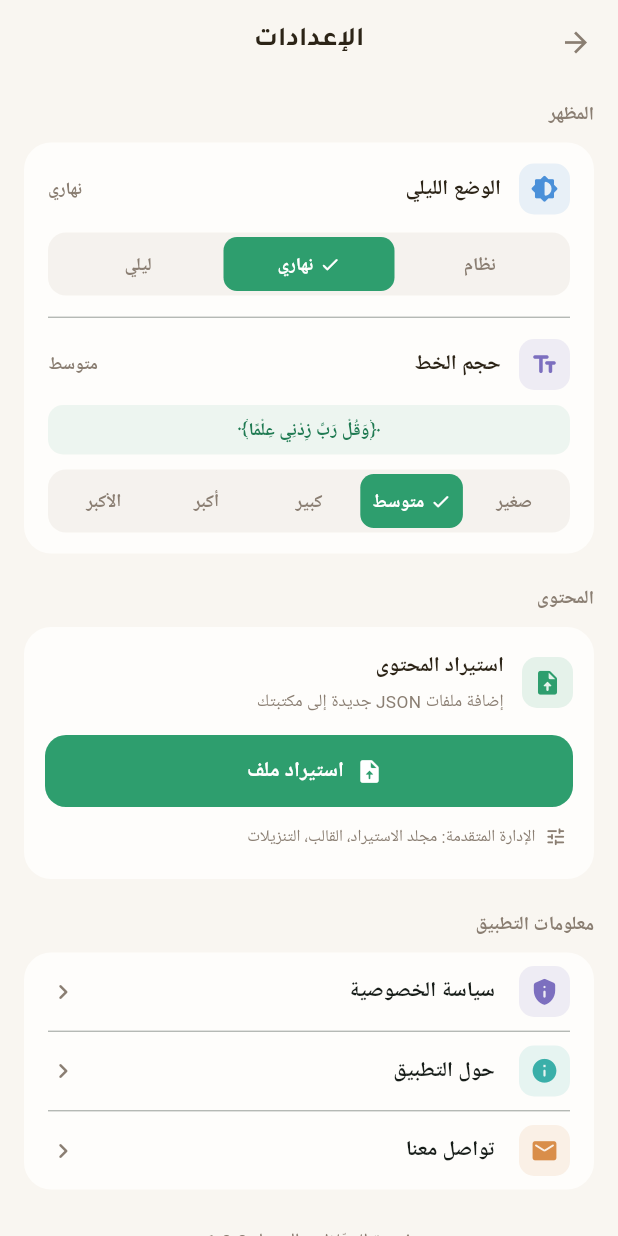
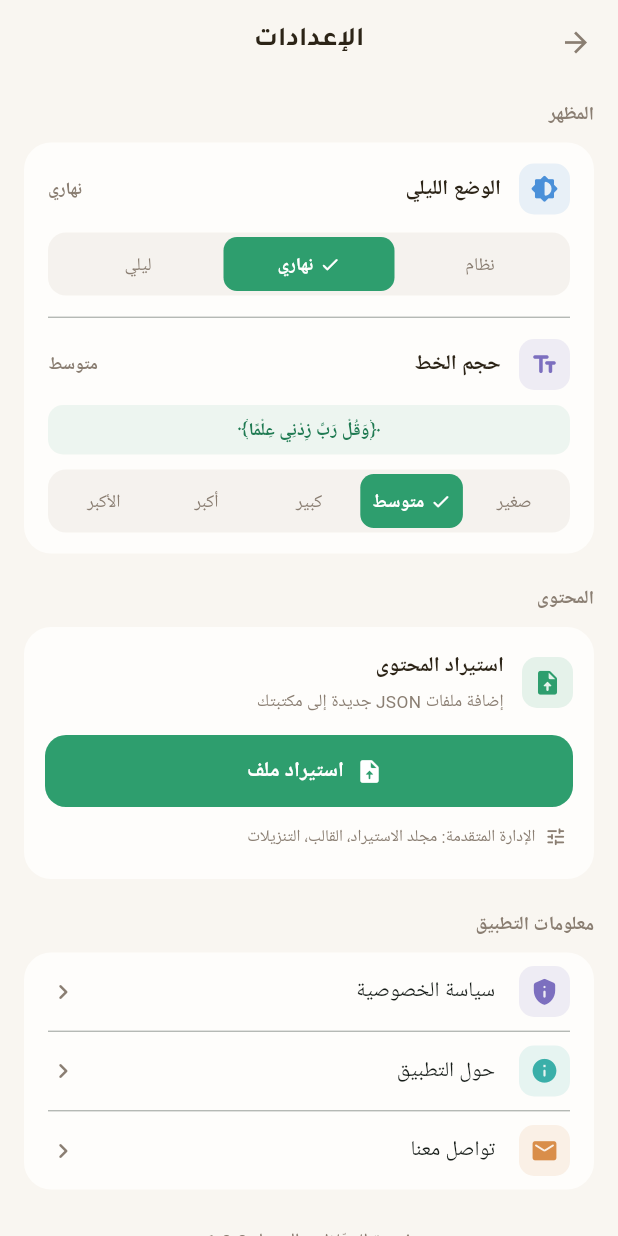
Before and after one commit to mghrbymslm705-lang/fashat_al_huffaz, a Flutter app: the SettingsPage screen opened directly, after a tap on "نهاري", on a phone screen of 412 x 824 dp. Run offline on Flutter 3.47's test engine with Material 3 defaults, Android fonts, the phone set to English and light mode, and no system bars; our stand-ins replace file_picker, just_audio, share_plus, shared_preferences, web; missing offline and left inert: dart:js, dart:js_interop; accounts and stored records are empty.

Commit message:
Performance: lazy page loading, deferred audio, fix all font weights

```diff
--- a/lib/presentation/app.dart
+++ b/lib/presentation/app.dart
@@ -87,6 +87,25 @@ class _RootShellState extends State<RootShell> {
 
   static const int _suggestTab = 3;
 
+  final _pages = <Widget?>[null, null, null, null];
+
+  Widget _getPage(int index) {
+    if (_pages[index] != null) return _pages[index]!;
+    switch (index) {
+      case 0:
+        _pages[0] = HomePage(
+          onOpenSuggest: () => setState(() => _index = _suggestTab),
+        );
+      case 1:
+        _pages[1] = const SearchPage();
+      case 2:
+        _pages[2] = FavoritesPage(onExplore: () => setState(() => _index = 0));
+      case 3:
+        _pages[3] = const SuggestPage();
+    }
+    return _pages[index]!;
+  }
+
   @override
   void initState() {
     super.initState();
@@ -97,15 +116,6 @@ class _RootShellState extends State<RootShell> {
 
   @override
   Widget build(BuildContext context) {
-    final pages = <Widget>[
-      HomePage(
-        onOpenSuggest: () => setState(() => _index = _suggestTab),
-      ),
-      const SearchPage(),
-      FavoritesPage(onExplore: () => setState(() => _index = 0)),
-      const SuggestPage(),
-    ];
-
     final isDark = Theme.of(context).brightness == Brightness.dark;
 
     return Scaffold(
@@ -123,7 +133,7 @@ class _RootShellState extends State<RootShell> {
       ),
       body: Stack(
         children: [
-          IndexedStack(index: _index, children: pages),
+          _getPage(_index),
           // زر القائمة الجانبية
           if (_index == 0)
             Positioned(
@@ -291,7 +301,7 @@ class _NavItem extends StatelessWidget {
               label,
               style: TextStyle(
                 fontSize: 10.5,
-                fontWeight: isSelected ? FontWeight.w700 : FontWeight.w500,
+                fontWeight: isSelected ? FontWeight.w700 : FontWeight.w400,
                 color: color,
                 height: 1.2,
               ),
--- a/lib/presentation/pages/favorites/favorites_page.dart
+++ b/lib/presentation/pages/favorites/favorites_page.dart
@@ -45,7 +45,7 @@ class FavoritesPage extends StatelessWidget {
                 _countText(favorites.length),
                 style: const TextStyle(
                   color: AppColors.primaryDark,
-                  fontWeight: FontWeight.w800,
+                  fontWeight: FontWeight.w700,
                   fontSize: 11.5,
                 ),
               ),
@@ -200,7 +200,7 @@ class _FavoriteCardState extends State<_FavoriteCard> {
                             maxLines: 2,
                             overflow: TextOverflow.ellipsis,
                             style: const TextStyle(
-                              fontWeight: FontWeight.w800,
+                              fontWeight: FontWeight.w700,
                               fontSize: 15,
                               height: 1.35,
                             ),
@@ -282,7 +282,7 @@ class _FavoriteCardState extends State<_FavoriteCard> {
                           ),
                           textStyle: const TextStyle(
                             fontSize: 13,
-                            fontWeight: FontWeight.w800,
+                            fontWeight: FontWeight.w700,
                           ),
                         ),
                       ),
@@ -323,7 +323,7 @@ class _MiniBadge extends StatelessWidget {
             style: const TextStyle(
               color: AppColors.textSecondary,
               fontSize: 11,
-              fontWeight: FontWeight.w600,
+              fontWeight: FontWeight.w400,
             ),
           ),
         ],
@@ -363,7 +363,7 @@ class _MovementTag extends StatelessWidget {
             style: const TextStyle(
               color: AppColors.primaryDark,
               fontSize: 11,
-              fontWeight: FontWeight.w800,
+              fontWeight: FontWeight.w700,
             ),
           ),
         ],
--- a/lib/presentation/pages/filters/filter_page.dart
+++ b/lib/presentation/pages/filters/filter_page.dart
@@ -282,7 +282,7 @@ class _RangeSliderTile extends StatelessWidget {
             children: [
               Text(
                 title,
-                style: const TextStyle(fontWeight: FontWeight.w800, fontSize: 13),
+                style: const TextStyle(fontWeight: FontWeight.w700, fontSize: 13),
               ),
               Text(
                 '${values.start.round()} - ${values.end.round()}',
--- a/lib/presentation/pages/home/home_page.dart
+++ b/lib/presentation/pages/home/home_page.dart
@@ -130,9 +130,8 @@ class _HomeHeader extends StatelessWidget {
               Text(
                 'فسحة الحفّاظ',
                 style: TextStyle(
-                  fontWeight: FontWeight.w800,
+                  fontWeight: FontWeight.w700,
                   fontSize: 20,
-                  letterSpacing: -0.3,
                   color: isDark ? Colors.white : AppColors.textPrimary,
                 ),
               ),
@@ -142,7 +141,7 @@ class _HomeHeader extends StatelessWidget {
                 style: TextStyle(
                   color: AppColors.textSecondary.withValues(alpha: 0.8),
                   fontSize: 11.5,
-                  fontWeight: FontWeight.w500,
+                  fontWeight: FontWeight.w400,
                 ),
               ),
             ],
@@ -242,7 +241,7 @@ class _HeroSuggestBanner extends StatelessWidget {
                               color: Colors.white,
                               fontSize: 11.5,
                               height: 1.4,
-                              fontWeight: FontWeight.w500,
+                              fontWeight: FontWeight.w400,
                             ),
                           ),
                         ],
@@ -439,7 +438,7 @@ class _ContinueCard extends StatelessWidget {
                             vertical: 8,
                           ),
                           textStyle: const TextStyle(
-                            fontWeight: FontWeight.w800,
+                            fontWeight: FontWeight.w700,
                             fontSize: 12.5,
                           ),
                         ),
@@ -538,7 +537,7 @@ class _StatsBar extends StatelessWidget {
                   Text(
                     '${s.value}',
                     style: TextStyle(
-                      fontWeight: FontWeight.w800,
+                      fontWeight: FontWeight.w700,
                       fontSize: 16,
                       color: s.color,
                     ),
@@ -547,7 +546,7 @@ class _StatsBar extends StatelessWidget {
                   Text(
                     s.label,
                     style: const TextStyle(
-                      fontWeight: FontWeight.w500,
+                      fontWeight: FontWeight.w400,
                       fontSize: 11,
                       color: AppColors.textSecondary,
                     ),
@@ -766,7 +765,7 @@ class _ChoiceOfDayCard extends StatelessWidget {
                             vertical: 8,
                           ),
                           textStyle: const TextStyle(
-                            fontWeight: FontWeight.w800,
+                            fontWeight: FontWeight.w700,
                             fontSize: 12.5,
                           ),
                         ),
@@ -874,7 +873,7 @@ class _SuggestedCard extends StatelessWidget {
                           maxLines: 1,
                           overflow: TextOverflow.ellipsis,
                           style: const TextStyle(
-                            fontWeight: FontWeight.w800,
+                            fontWeight: FontWeight.w700,
                             fontSize: 13.5,
                           ),
                         ),
--- a/lib/presentation/pages/settings/about_page.dart
+++ b/lib/presentation/pages/settings/about_page.dart
@@ -20,7 +20,7 @@ class AboutPage extends StatelessWidget {
           Text(
             AppConstants.appName,
             textAlign: TextAlign.center,
-            style: TextStyle(fontWeight: FontWeight.w800, fontSize: 22),
+            style: TextStyle(fontWeight: FontWeight.w700, fontSize: 22),
           ),
           SizedBox(height: 8),
           Text(
--- a/lib/presentation/pages/settings/privacy_page.dart
+++ b/lib/presentation/pages/settings/privacy_page.dart
@@ -78,7 +78,7 @@ class _PolicyItem extends StatelessWidget {
               const SizedBox(width: 8),
               Text(
                 title,
-                style: const TextStyle(fontWeight: FontWeight.w800, fontSize: 14),
+                style: const TextStyle(fontWeight: FontWeight.w700, fontSize: 14),
               ),
             ],
           ),
--- a/lib/presentation/pages/settings/settings_page.dart
+++ b/lib/presentation/pages/settings/settings_page.dart
@@ -325,7 +325,7 @@ class _SettingsPageState extends State<SettingsPage> {
                     Text(
                       'استيراد المحتوى',
                       style:
-                          TextStyle(fontWeight: FontWeight.w800, fontSize: 14),
+                          TextStyle(fontWeight: FontWeight.w700, fontSize: 14),
                     ),
                     SizedBox(height: 2),
                     Text(
@@ -415,7 +415,7 @@ class _SectionTitle extends StatelessWidget {
       title,
       style: const TextStyle(
         fontSize: 12.5,
-        fontWeight: FontWeight.w800,
+        fontWeight: FontWeight.w700,
         color: AppColors.textSecondary,
       ),
     );
@@ -545,7 +545,7 @@ class _Segmented<T> extends StatelessWidget {
                   style: TextStyle(
                     fontSize: 12,
                     fontWeight:
-                        isSelected ? FontWeight.w800 : FontWeight.w600,
+                        isSelected ? FontWeight.w700 : FontWeight.w400,
                     color: isSelected ? Colors.white : fg,
                   ),
                 ),
@@ -580,7 +580,7 @@ class _InfoTile extends StatelessWidget {
       leading: _RowIcon(icon: icon, color: color),
       title: Text(
         title,
-        style: const TextStyle(fontWeight: FontWeight.w600, fontSize: 14),
+        style: const TextStyle(fontWeight: FontWeight.w400, fontSize: 14),
       ),
       trailing: const Icon(
         Icons.chevron_left_rounded,
@@ -625,7 +625,7 @@ class _ImportStatus extends StatelessWidget {
               style: TextStyle(
                 fontSize: 11.5,
                 height: 1.5,
-                fontWeight: FontWeight.w600,
+                fontWeight: FontWeight.w400,
                 color: color,
               ),
             ),
--- a/lib/presentation/widgets/activity_card.dart
+++ b/lib/presentation/widgets/activity_card.dart
@@ -255,7 +255,7 @@ class _CardHeader extends StatelessWidget {
                   style: TextStyle(
                       color: Colors.white,
                       fontSize: 10,
-                      fontWeight: FontWeight.w600),
+                      fontWeight: FontWeight.w400),
                 ),
               ),
             ),
--- a/lib/presentation/widgets/app_drawer.dart
+++ b/lib/presentation/widgets/app_drawer.dart
@@ -134,7 +134,7 @@ class AppDrawer extends StatelessWidget {
             style: TextStyle(
               color: Colors.white,
               fontSize: 22,
-              fontWeight: FontWeight.w800,
+              fontWeight: FontWeight.w700,
             ),
           ),
           const SizedBox(height: 4),
@@ -371,7 +371,7 @@ class _AboutSheet extends StatelessWidget {
                   'فسحة الحفّاظ',
                   style: TextStyle(
                     fontSize: 22,
-                    fontWeight: FontWeight.w800,
+                    fontWeight: FontWeight.w700,
                   ),
                 ),
               ),
@@ -476,7 +476,7 @@ class _AboutSection extends StatelessWidget {
           Text(
             title,
             style: const TextStyle(
-              fontWeight: FontWeight.w800,
+              fontWeight: FontWeight.w700,
               fontSize: 14.5,
               color: AppColors.primaryDark,
             ),
--- a/lib/presentation/widgets/app_logo.dart
+++ b/lib/presentation/widgets/app_logo.dart
@@ -54,7 +54,7 @@ class AppLogo extends StatelessWidget {
                           'فسحة الحفّاظ',
                           style: TextStyle(
                             fontFamily: 'Tajawal',
-                            fontWeight: FontWeight.w800,
+                            fontWeight: FontWeight.w700,
                             fontSize: size * 0.105,
                             color: Colors.white,
                           ),
--- a/lib/presentation/widgets/category_card.dart
+++ b/lib/presentation/widgets/category_card.dart
@@ -135,7 +135,7 @@ class CategoryCard extends StatelessWidget {
                         _countLabel(count),
                         style: TextStyle(
                           fontSize: 11,
-                          fontWeight: FontWeight.w600,
+                          fontWeight: FontWeight.w400,
                           color: color,
                         ),
                       ),
--- a/lib/presentation/widgets/info_chip.dart
+++ b/lib/presentation/widgets/info_chip.dart
@@ -32,7 +32,7 @@ class InfoChip extends StatelessWidget {
             label,
             style: TextStyle(
               fontSize: 11.5,
-              fontWeight: FontWeight.w600,
+              fontWeight: FontWeight.w400,
               color: color,
             ),
           ),
--- a/lib/presentation/widgets/section_header.dart
+++ b/lib/presentation/widgets/section_header.dart
@@ -68,7 +68,7 @@ class SectionHeader extends StatelessWidget {
                     subtitle!,
                     style: TextStyle(
                       fontSize: 11.5,
-                      fontWeight: FontWeight.w500,
+                      fontWeight: FontWeight.w400,
                       color: AppColors.textSecondary
                           .withValues(alpha: 0.8),
                     ),
```
Also changed, not shown: lib/presentation/pages/details/activity_detail_page.dart (+5 -5 lines), lib/presentation/pages/import/import_page.dart (+5 -5 lines), lib/presentation/pages/suggest/suggest_page.dart (+5 -5 lines), lib/presentation/providers/audio_provider.dart (+24 -27 lines).
